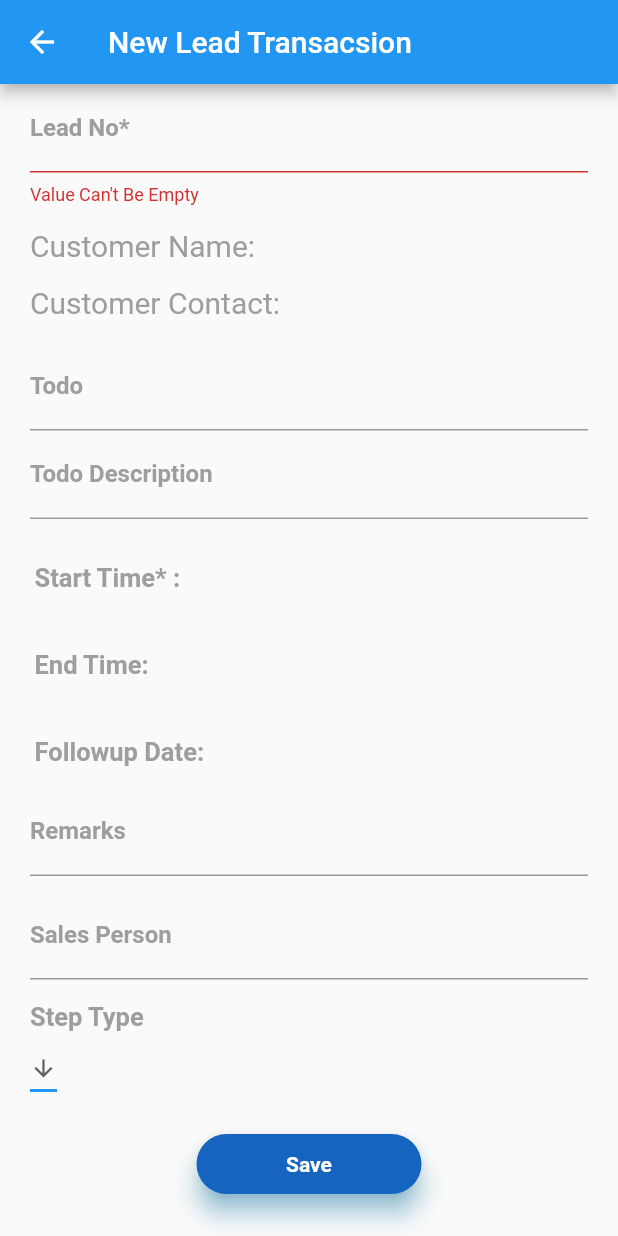
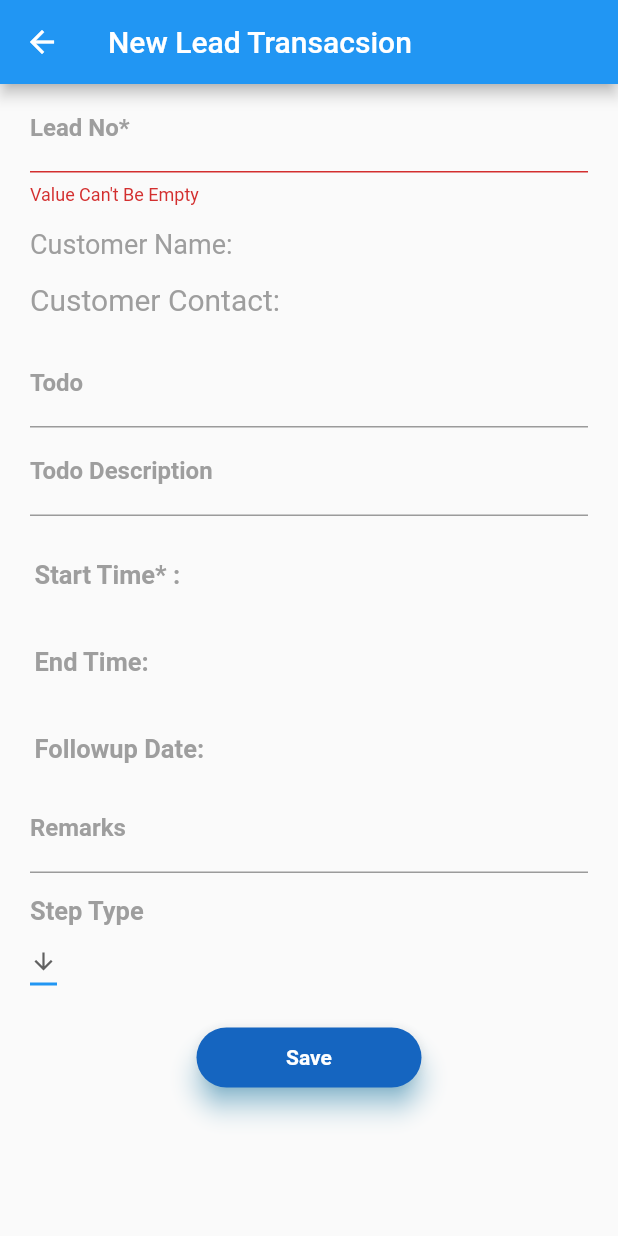
Before and after one commit to Beheshti-Kabir/FairGroupCRM, a Flutter app: the NewLeadTransaction screen opened by its route, after a tap on "Save", on a phone screen of 412 x 824 dp. Run offline on Flutter 3.47's test engine with Material 2 defaults, Android fonts, the phone set to English and light mode, and no system bars; our stand-ins replace flutter_datetime_picker, flutter_typeahead, fluttertoast, geolocator; missing offline and left inert: dart:ffi, footer; network calls fail.

Commit message:
14.03.2022-Added cancel reason

```diff
--- a/lib/constants.dart
+++ b/lib/constants.dart
@@ -1,5 +1,5 @@
 class Constants {
   static String employeeId = '';
 
-  static String version = '1.0.12';
+  static String version = '1.0.13';
 }
--- a/lib/new_lead_transaction.dart
+++ b/lib/new_lead_transaction.dart
@@ -110,6 +110,7 @@ class _NewLeadTransactionState extends State<NewLeadTransaction> {
 
   final _todoController = TextEditingController();
   late final _stepController = TextEditingController();
+  late final _cancelReasonController = TextEditingController();
 
   bool _leadNoValidate = false;
   bool _meetDateVaidate = false;
@@ -128,12 +129,21 @@ class _NewLeadTransactionState extends State<NewLeadTransaction> {
   String executionDate = '';
   String followupDate = '';
   String remarks = '';
+  String cancelReason = '';
   String salesPerson = '';
   String stepNo = '';
   List<String> todoTypeList = [''];
   List<String> stepNoList = [''];
   List<String> sales_person = [''];
   List<String> leadNoList = [''];
+  List<String> cancelReasonList = [
+    '1.Not interested Anymore',
+    '2.Lost to Competitor',
+    '3.Financial issue',
+    '4.Better Offer from Competitor',
+    '5.Product Not Available',
+    ''
+  ];
   late List<String> leadNoControllerMiddle;
   var meet_date = '';
   var execution_date = '';
@@ -281,6 +291,7 @@ class _NewLeadTransactionState extends State<NewLeadTransaction> {
           'lattitute': lat,
           'longitute': long,
           'userID': Constants.employeeId,
+          'cancelReason': cancelReason,
         }
             // ),}
 
@@ -435,13 +446,13 @@ class _NewLeadTransactionState extends State<NewLeadTransaction> {
                   // )
                   Text(
                     "Customer Name: " + _personNameController.text,
-                    style: TextStyle(color: Colors.grey, fontSize: 20.0),
+                    style: TextStyle(color: Colors.grey, fontSize: 18.0),
                   ),
                 ],
               ),
             ),
             Container(
-              padding: EdgeInsets.only(top: 15.0, left: 20.0, right: 20.0),
+              padding: EdgeInsets.only(top: 15.0, left: 20.0, right: 18.0),
               child: Column(
                 // ignore: prefer_const_literals_to_create_immutables
                 children: <Widget>[
@@ -687,81 +698,81 @@ class _NewLeadTransactionState extends State<NewLeadTransaction> {
               ),
             ),
             //SizedBox(height: 15.0),
-            Container(
-                padding: EdgeInsets.only(top: 10.0, left: 20.0, right: 20.0),
-                child: Column(
-                    mainAxisAlignment: MainAxisAlignment.start,
-                    crossAxisAlignment: CrossAxisAlignment.start,
-                    children: [
-                      TypeAheadFormField(
-                        suggestionsCallback: (pattern) => sales_person.where(
-                          (item) => item.toLowerCase().contains(
-                                pattern.toLowerCase(),
-                              ),
-                        ),
-                        itemBuilder: (_, String item) => ListTile(
-                            title: Text(
-                          item,
-                          overflow: TextOverflow.ellipsis,
-                          maxLines: 2,
-                        )),
-                        onSuggestionSelected: (String val) {
-                          this._salesPersonController.text = val;
-                        },
-                        getImmediateSuggestions: true,
-                        hideSuggestionsOnKeyboardHide: false,
-                        hideOnEmpty: false,
-                        noItemsFoundBuilder: (context) => Padding(
-                          padding: const EdgeInsets.all(8.0),
-                          child: Text('No Suggestion'),
-                        ),
-                        textFieldConfiguration: TextFieldConfiguration(
-                          decoration: InputDecoration(
-                              hintText: 'Type',
-                              labelText: 'Sales Person',
-                              labelStyle: TextStyle(
-                                  color: Colors.grey,
-                                  fontWeight: FontWeight.bold)),
-                          controller: this._salesPersonController,
-                        ),
-                      ),
-                    ])),
             // Container(
-            //     padding: EdgeInsets.only(left: 20.0, right: 20.0),
+            //     padding: EdgeInsets.only(top: 10.0, left: 20.0, right: 20.0),
             //     child: Column(
-            //       mainAxisAlignment: MainAxisAlignment.start,
-            //       crossAxisAlignment: CrossAxisAlignment.start,
-            //       children: [
-            //         TypeAheadFormField(
-            //           suggestionsCallback: (pattern) => stepNoList.where(
-            //             (item) => item.toLowerCase().contains(
-            //                   pattern.toLowerCase(),
-            //                 ),
+            //         mainAxisAlignment: MainAxisAlignment.start,
+            //         crossAxisAlignment: CrossAxisAlignment.start,
+            //         children: [
+            //           TypeAheadFormField(
+            //             suggestionsCallback: (pattern) => sales_person.where(
+            //               (item) => item.toLowerCase().contains(
+            //                     pattern.toLowerCase(),
+            //                   ),
+            //             ),
+            //             itemBuilder: (_, String item) => ListTile(
+            //                 title: Text(
+            //               item,
+            //               overflow: TextOverflow.ellipsis,
+            //               maxLines: 2,
+            //             )),
+            //             onSuggestionSelected: (String val) {
+            //               this._salesPersonController.text = val;
+            //             },
+            //             getImmediateSuggestions: true,
+            //             hideSuggestionsOnKeyboardHide: false,
+            //             hideOnEmpty: false,
+            //             noItemsFoundBuilder: (context) => Padding(
+            //               padding: const EdgeInsets.all(8.0),
+            //               child: Text('No Suggestion'),
+            //             ),
+            //             textFieldConfiguration: TextFieldConfiguration(
+            //               decoration: InputDecoration(
+            //                   hintText: 'Type',
+            //                   labelText: 'Sales Person',
+            //                   labelStyle: TextStyle(
+            //                       color: Colors.grey,
+            //                       fontWeight: FontWeight.bold)),
+            //               controller: this._salesPersonController,
+            //             ),
             //           ),
-            //           itemBuilder: (_, String item) => ListTile(
-            //               title: Text(
-            //             item,
-            //             overflow: TextOverflow.ellipsis,
-            //             maxLines: 2,
-            //           )),
-            //           onSuggestionSelected: (String val) {
-            //             this._stepController.text = val;
-            //           },
-            //           getImmediateSuggestions: true,
-            //           hideSuggestionsOnKeyboardHide: false,
-            //           hideOnEmpty: false,
-            //           noItemsFoundBuilder: (context) => Padding(
-            //             padding: const EdgeInsets.all(8.0),
-            //             child: Text('No Suggestion'),
-            //           ),
-            //           textFieldConfiguration: TextFieldConfiguration(
-            //             decoration: InputDecoration(
-            //                 hintText: 'Type', labelText: 'Step No'),
-            //             controller: this._stepController,
-            //           ),
-            //         )
-            //       ],
-            //     )),
+            //         ])),
+            // // Container(
+            // //     padding: EdgeInsets.only(left: 20.0, right: 20.0),
+            // //     child: Column(
+            // //       mainAxisAlignment: MainAxisAlignment.start,
+            // //       crossAxisAlignment: CrossAxisAlignment.start,
+            // //       children: [
+            // //         TypeAheadFormField(
+            // //           suggestionsCallback: (pattern) => stepNoList.where(
+            // //             (item) => item.toLowerCase().contains(
+            // //                   pattern.toLowerCase(),
+            // //                 ),
+            // //           ),
+            // //           itemBuilder: (_, String item) => ListTile(
+            // //               title: Text(
+            // //             item,
+            // //             overflow: TextOverflow.ellipsis,
+            // //             maxLines: 2,
+            // //           )),
+            // //           onSuggestionSelected: (String val) {
+            // //             this._stepController.text = val;
+            // //           },
+            // //           getImmediateSuggestions: true,
+            // //           hideSuggestionsOnKeyboardHide: false,
+            // //           hideOnEmpty: false,
+            // //           noItemsFoundBuilder: (context) => Padding(
+            // //             padding: const EdgeInsets.all(8.0),
+            // //             child: Text('No Suggestion'),
+            // //           ),
+            // //           textFieldConfiguration: TextFieldConfiguration(
+            // //             decoration: InputDecoration(
+            // //                 hintText: 'Type', labelText: 'Step No'),
+            // //             controller: this._stepController,
+            // //           ),
+            // //         )
+            // //       ],
+            // //     )),
 
             Container(
                 padding: EdgeInsets.only(top: 15.0, left: 20.0, right: 20.0),
@@ -792,7 +803,10 @@ class _NewLeadTransactionState extends State<NewLeadTransaction> {
                           onChanged: (String? newValue_stepType) {
                             setState(() {
                               _stepController.text = newValue_stepType!;
+                              _cancelReasonController.text = '';
+                              //print(_stepController.text.toString());
                             });
+                            // setState(() {});
                           },
                           items: stepNoList
                               .map<DropdownMenuItem<String>>((String value) {
@@ -807,19 +821,77 @@ class _NewLeadTransactionState extends State<NewLeadTransaction> {
                             );
                           }).toList(),
                         ),
-                        SizedBox(
-                          width: 10.0,
-                        ),
+                        // SizedBox(
+                        //   width: 10.0,
+                        // ),
                       ],
                     ),
                   ],
                 )),
+
+            (_stepController.text.toString() == 'CANCEL')
+                ? Container(
+                    padding:
+                        EdgeInsets.only(top: 15.0, left: 20.0, right: 20.0),
+                    child: Column(
+                      mainAxisAlignment: MainAxisAlignment.start,
+                      crossAxisAlignment: CrossAxisAlignment.start,
+                      children: [
+                        Text("Cancel Reason",
+                            style: TextStyle(
+                              fontSize: 17,
+                              color: Colors.grey,
+                              fontWeight: FontWeight.bold,
+                            )),
+                        Row(
+                          // ignore: pre
+                          //fer_const_literals_to_create_immutables
+                          children: <Widget>[
+                            DropdownButton<String>(
+                              value: _cancelReasonController.text,
+                              icon: const Icon(Icons.arrow_downward),
+                              iconSize: icnSize,
+                              elevation: 16,
+                              style: const TextStyle(color: Colors.blue),
+                              underline: Container(
+                                height: 2,
+                                color: dropColor,
+                              ),
+                              onChanged: (String? newValue_cancelReason) {
+                                setState(() {
+                                  _cancelReasonController.text =
+                                      newValue_cancelReason!;
+                                });
+                              },
+                              items: cancelReasonList
+                                  .map<DropdownMenuItem<String>>(
+                                      (String value) {
+                                return DropdownMenuItem<String>(
+                                  value: value,
+                                  child: Text(
+                                    value,
+                                    style: TextStyle(
+                                        color: Colors.grey,
+                                        fontWeight: FontWeight.bold),
+                                  ),
+                                );
+                              }).toList(),
+                            ),
+                            SizedBox(
+                              width: 10.0,
+                            ),
+                          ],
+                        ),
+                      ],
+                    ))
+                : Container(),
             SizedBox(height: 20.0),
             Container(
               child: Center(
                 child: GestureDetector(
                   onTap: () async {
                     if (isLoad) {
+                      //isLoad = true;
                       print("before validation");
                       bool isValid = formValidator();
                       if (isValid) {
@@ -850,8 +922,11 @@ class _NewLeadTransactionState extends State<NewLeadTransaction> {
                         todoDescription = _todoDescriptionController.text;
                         // have to set meet date
                         remarks = _remarkController.text;
-                        salesPerson = _salesPersonControllerFinal;
+                        salesPerson = Constants.employeeId;
                         stepNo = _stepController.text;
+                        cancelReason = _cancelReasonController.text
+                            .toString()
+                            .split('.')[1];
                         print("after controller");
                         // newLeadTransactionModel = Todo_New_Lead_Transaction(
                         //     leadinfo,
--- a/lib/utils/constants.dart
+++ b/lib/utils/constants.dart
@@ -1,4 +1,4 @@
 class Constants {
-  static const androidVersionName = '1.0.12';
-  static const androidCode = '12';
+  static const androidVersionName = '1.0.13';
+  static const androidCode = '13';
 }
```
Also changed, not shown: lib/main.dart (+9 -12 lines), lib/summery.dart (+7 -10 lines).
